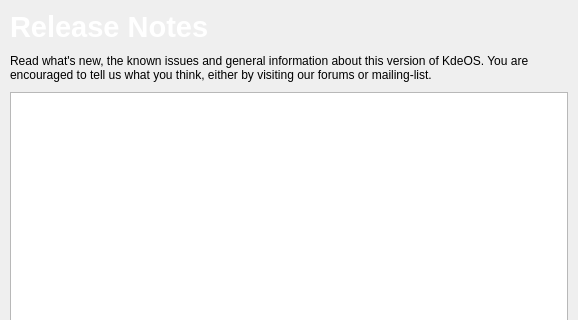
Old version of the form ui/pages/releasenotes.ui in the repository KdeOs/Tribe; both pictures show x 0 to 578 and y 0 to 320 of the 578 by 520 pixel window.
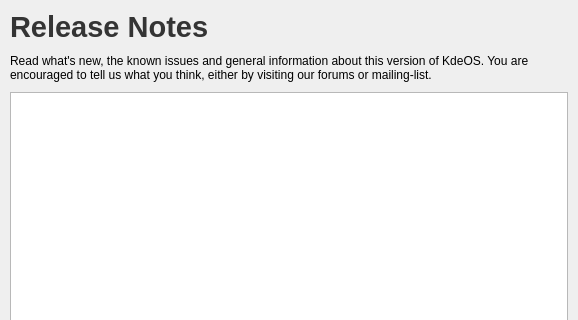
New version of the form.

Commit message: change UI color scheme

The edit to the form file:
```diff
--- a/ui/pages/releasenotes.ui
+++ b/ui/pages/releasenotes.ui
@@ -44,7 +44,7 @@
 &lt;html&gt;&lt;head&gt;&lt;meta name=&quot;qrichtext&quot; content=&quot;1&quot; /&gt;&lt;style type=&quot;text/css&quot;&gt;
 p, li { white-space: pre-wrap; }
 &lt;/style&gt;&lt;/head&gt;&lt;body style=&quot; font-family:'Sans Serif'; font-size:9pt; font-weight:400; font-style:normal;&quot;&gt;
-&lt;p style=&quot; margin-top:0px; margin-bottom:0px; margin-left:0px; margin-right:0px; -qt-block-indent:0; text-indent:0px; font-size:10pt;&quot;&gt;&lt;span style=&quot; font-size:22pt; font-weight:600; color:#ffffff;&quot;&gt;Release Notes&lt;/span&gt;&lt;/p&gt;&lt;/body&gt;&lt;/html&gt;</string>
+&lt;p style=&quot; margin-top:0px; margin-bottom:0px; margin-left:0px; margin-right:0px; -qt-block-indent:0; text-indent:0px; font-size:10pt;&quot;&gt;&lt;span style=&quot; font-size:22pt; font-weight:600; color:#343434;&quot;&gt;Release Notes&lt;/span&gt;&lt;/p&gt;&lt;/body&gt;&lt;/html&gt;</string>
      </property>
     </widget>
    </item>
```
The commit also changes 15 other files.
